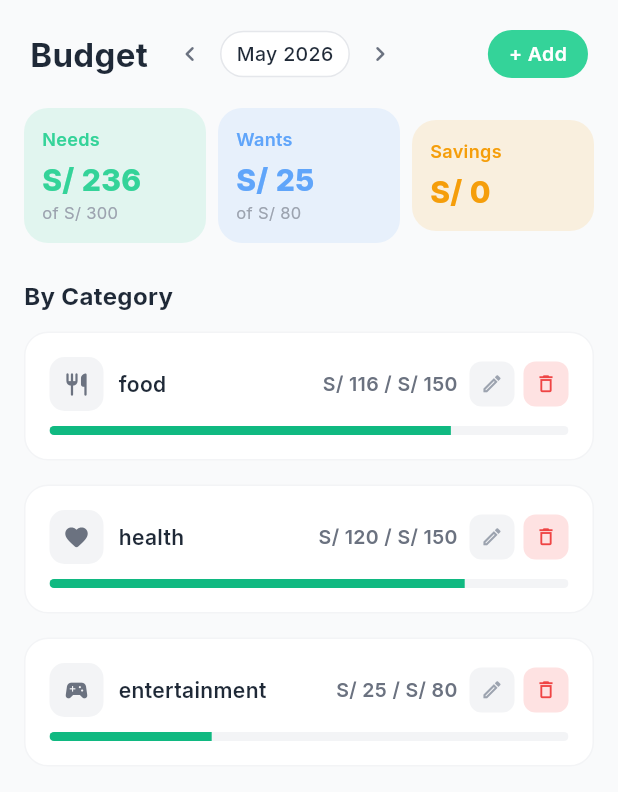
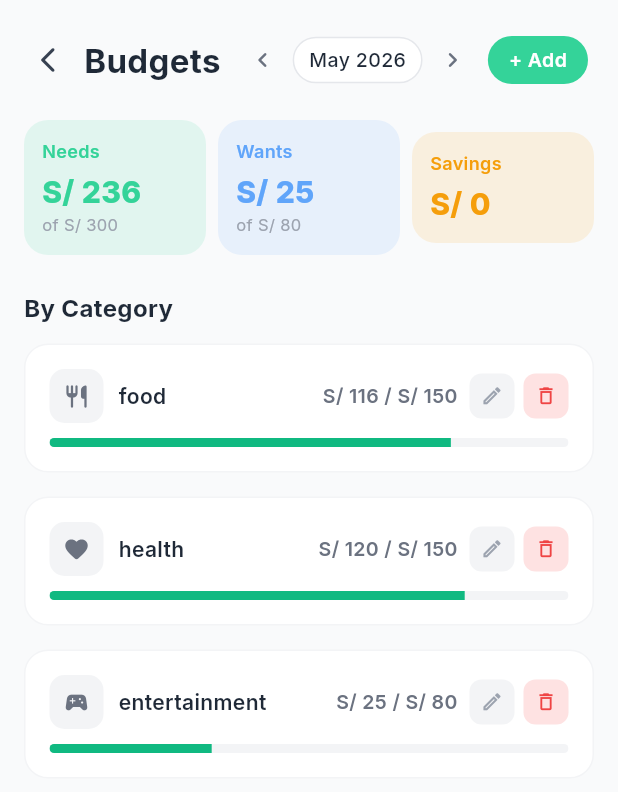
Before and after one commit to Tesis-2026/zenda_fronted_app, a Flutter app: the BudgetScreen screen opened by its route, on a phone screen of 412 x 824 dp. Shown: the top 792 px of the screen. Run offline on Flutter 3.47's test engine with Material 3 defaults, Android fonts, the phone set to English and light mode, and no system bars; our stand-ins replace connectivity_plus, fl_chart, flutter_riverpod, flutter_secure_storage, go_router, google_fonts and 2 more; accounts and stored records are empty; network calls fail.

Commit message:
fix(ui): remove green border on amount input, add back nav to budget, fix profile edit back button
- AmountInputField: permanent thick green border replaced with neutral gray (E5E7EB)
- BudgetScreen: added back arrow to _BudgetHeader since screen has no AppBar
- ProfileScreen: AppBar leading in edit mode now exits edit state instead of navigating away

Co-Authored-By: Claude Sonnet 4.6 <noreply@anthropic.com>

```diff
--- a/lib/core/widgets/amount_input_field.dart
+++ b/lib/core/widgets/amount_input_field.dart
@@ -24,7 +24,7 @@ class AmountInputField extends StatelessWidget {
       decoration: BoxDecoration(
         color: const Color(0xFFF9FAFB),
         borderRadius: BorderRadius.circular(12),
-        border: Border.all(color: const Color(0xFF34D399), width: 2),
+        border: Border.all(color: const Color(0xFFE5E7EB)),
       ),
       child: Column(
         crossAxisAlignment: CrossAxisAlignment.start,
--- a/lib/features/budget/budget_screen.dart
+++ b/lib/features/budget/budget_screen.dart
@@ -290,11 +290,21 @@ class _BudgetHeader extends StatelessWidget {
   Widget build(BuildContext context) {
     final l10n = context.l10n;
     return Padding(
-      padding: const EdgeInsets.fromLTRB(20, 16, 20, 16),
+      padding: const EdgeInsets.fromLTRB(8, 16, 20, 16),
       child: Row(
         children: [
+          IconButton(
+            icon: const Icon(
+              Icons.arrow_back_ios_new_rounded,
+              size: 20,
+              color: Color(0xFF374151),
+            ),
+            onPressed: () => Navigator.of(context).pop(),
+            padding: EdgeInsets.zero,
+            constraints: const BoxConstraints(minWidth: 36, minHeight: 36),
+          ),
           Text(
-            'Budget',
+            l10n.budgetTitle,
             style: const TextStyle(
               fontSize: 22,
               fontWeight: FontWeight.w700,
--- a/lib/features/profile/profile_screen.dart
+++ b/lib/features/profile/profile_screen.dart
@@ -145,6 +145,12 @@ class _ProfileScreenState extends ConsumerState<ProfileScreen> {
     return Scaffold(
       appBar: AppBar(
         title: Text(l10n.profileTitle),
+        leading: _isEditing
+            ? IconButton(
+                icon: const Icon(Icons.arrow_back_ios_new_rounded, size: 20),
+                onPressed: () => setState(() => _isEditing = false),
+              )
+            : null,
         actions: [
           if (!_isEditing)
             Padding(
```
